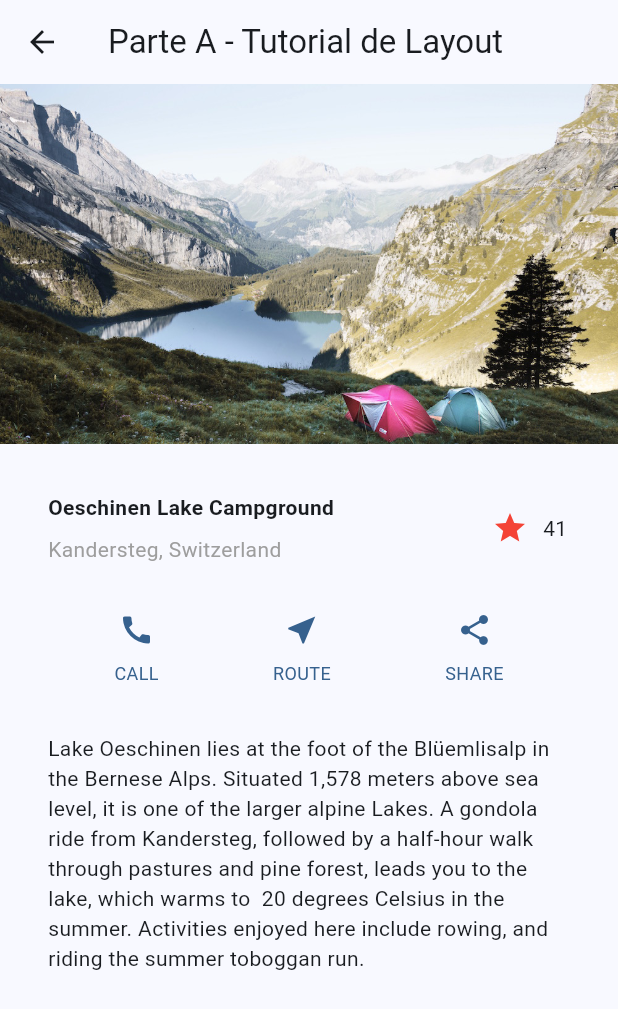
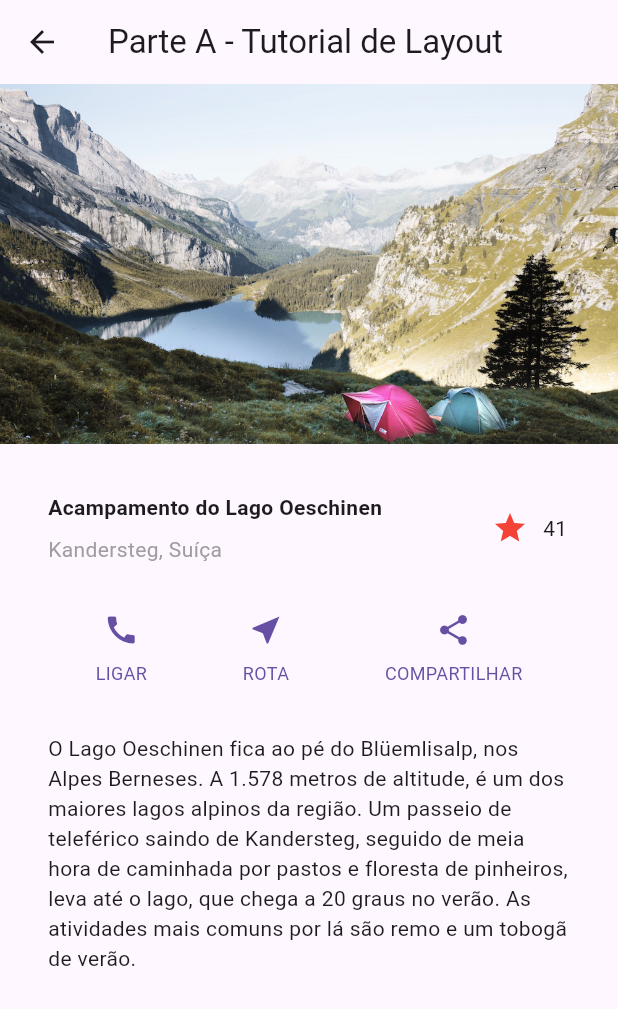
Before and after one commit to Deivid021/projeto-screen-dart, a Flutter app: the screen it shows after launch, after a tap on "Parte A - Tutorial de Layout", on a phone screen of 412 x 824 dp. Shown: the top 1009 px of the screen. Run offline on Flutter 3.47's test engine with Material 3 defaults, Android fonts, the phone set to English and light mode, and no system bars; network calls fail.

Commit message:
Traduz textos da tela de layout pra portugues e simplifica o tema

```diff
--- a/atividade_layout/lib/main.dart
+++ b/atividade_layout/lib/main.dart
@@ -14,10 +14,7 @@ class AtividadeApp extends StatelessWidget {
   Widget build(BuildContext context) {
     return MaterialApp(
       title: 'Atividade - Plataformas Móveis',
-      theme: ThemeData(
-        colorScheme: ColorScheme.fromSeed(seedColor: Colors.blue),
-        useMaterial3: true,
-      ),
+      theme: ThemeData(primarySwatch: Colors.blue),
       home: const HomeScreen(),
     );
   }
--- a/atividade_layout/lib/screens/layout_tutorial_screen.dart
+++ b/atividade_layout/lib/screens/layout_tutorial_screen.dart
@@ -16,19 +16,19 @@ class LayoutTutorialScreen extends StatelessWidget {
           children: [
             const ImageSection(image: 'assets/images/lake.jpg'),
             const TitleSection(
-              name: 'Oeschinen Lake Campground',
-              location: 'Kandersteg, Switzerland',
+              name: 'Acampamento do Lago Oeschinen',
+              location: 'Kandersteg, Suíça',
             ),
             const ButtonSection(),
             const TextSection(
               description:
-                  'Lake Oeschinen lies at the foot of the Blüemlisalp in the '
-                  'Bernese Alps. Situated 1,578 meters above sea level, it '
-                  'is one of the larger alpine Lakes. A gondola ride from '
-                  'Kandersteg, followed by a half-hour walk through pastures '
-                  'and pine forest, leads you to the lake, which warms to '
-                  ' 20 degrees Celsius in the summer. Activities enjoyed here '
-                  'include rowing, and riding the summer toboggan run.',
+                  'O Lago Oeschinen fica ao pé do Blüemlisalp, nos Alpes '
+                  'Berneses. A 1.578 metros de altitude, é um dos maiores '
+                  'lagos alpinos da região. Um passeio de teleférico saindo '
+                  'de Kandersteg, seguido de meia hora de caminhada por '
+                  'pastos e floresta de pinheiros, leva até o lago, que '
+                  'chega a 20 graus no verão. As atividades mais comuns por '
+                  'lá são remo e um tobogã de verão.',
             ),
           ],
         ),
@@ -153,9 +153,9 @@ class ButtonSection extends StatelessWidget {
     return Row(
       mainAxisAlignment: MainAxisAlignment.spaceEvenly,
       children: [
-        ButtonWithText(color: color, icon: Icons.call, label: 'CALL'),
-        ButtonWithText(color: color, icon: Icons.near_me, label: 'ROUTE'),
-        ButtonWithText(color: color, icon: Icons.share, label: 'SHARE'),
+        ButtonWithText(color: color, icon: Icons.call, label: 'LIGAR'),
+        ButtonWithText(color: color, icon: Icons.near_me, label: 'ROTA'),
+        ButtonWithText(color: color, icon: Icons.share, label: 'COMPARTILHAR'),
       ],
     );
   }
```
